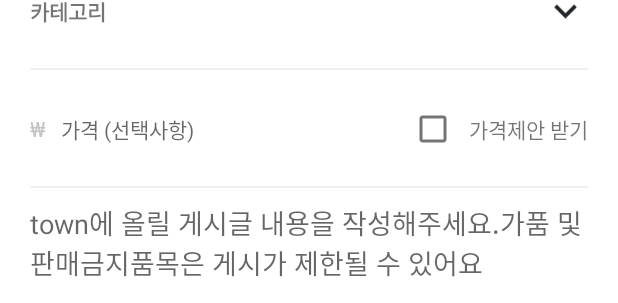
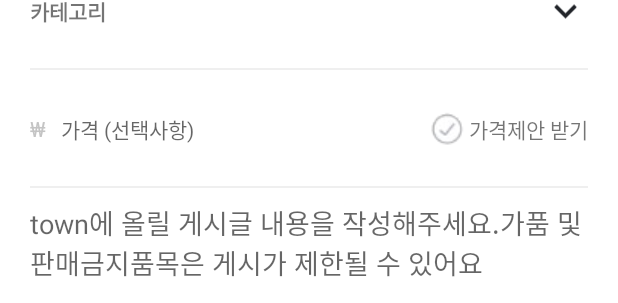
Before and after one commit to skine134/carrot_market, an Android app: the layout used_product_posting_layout.xml on its own in the app's theme, with its tools: preview values and no code run, on a phone screen of 412 x 824 dp. Shown: the part 431-734 px from the top of the screen. Run offline under Robolectric (Android 15) with nearby library versions, the light colour scheme and no system bars.

Commit message:
중고거래 글쓰기 chekbox 이미지 적용."

```diff
--- /dev/null
+++ b/app/src/main/res/drawable/creaet_post_checkbox_selector.xml
@@ -0,0 +1,7 @@
+<?xml version="1.0" encoding="utf-8"?>
+<selector xmlns:android="http://schemas.android.com/apk/res/android">
+    <item android:state_checked="false"
+        android:drawable="@drawable/create_post_check_box"/>
+    <item android:state_checked="true"
+        android:drawable="@drawable/create_post_checked_box"/>
+</selector>
--- a/app/src/main/res/layout/used_product_posting_layout.xml
+++ b/app/src/main/res/layout/used_product_posting_layout.xml
@@ -139,11 +139,14 @@
 
             <CheckBox
                 android:id="@+id/is_deal_checkbox"
-                android:layout_width="wrap_content"
-                android:layout_height="match_parent"
-                android:layout_gravity="end"
+                android:layout_width="30dp"
+                android:layout_height="30dp"
+                android:button="@null"
+                android:background="@drawable/creaet_post_checkbox_selector"
                 app:layout_constraintStart_toEndOf="@id/used_product_posting_price_text_view"
                 app:layout_constraintEnd_toStartOf="@id/is_deal_text_view"
+                app:layout_constraintTop_toTopOf="parent"
+                app:layout_constraintBottom_toBottomOf="parent"
                 />
             <TextView
                 android:id="@+id/is_deal_text_view"
```
Also changed, not shown: app/src/main/res/drawable/create_post_check_box.png (added), app/src/main/res/drawable/create_post_checked_box.png (added).
